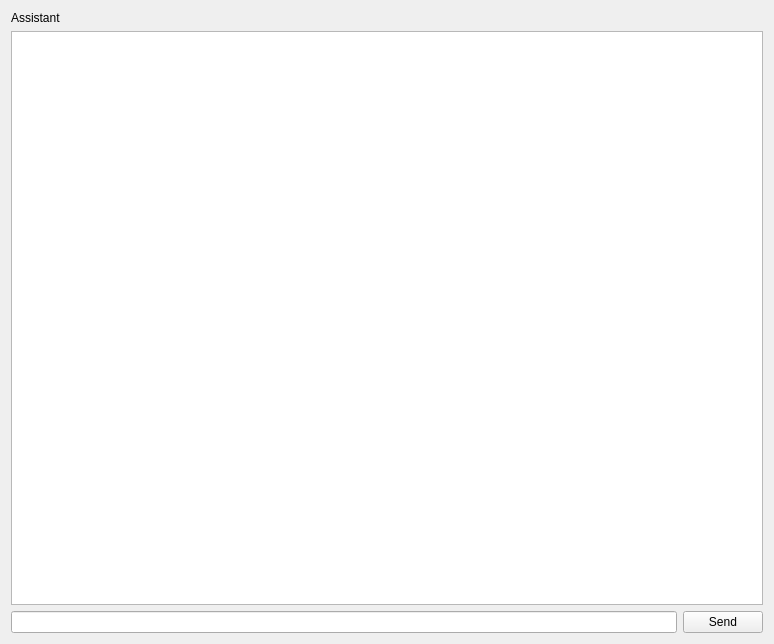
Old version of the form widgets/assistantpanel.ui in the repository wdg-projects/TeamProjectSummer2026.
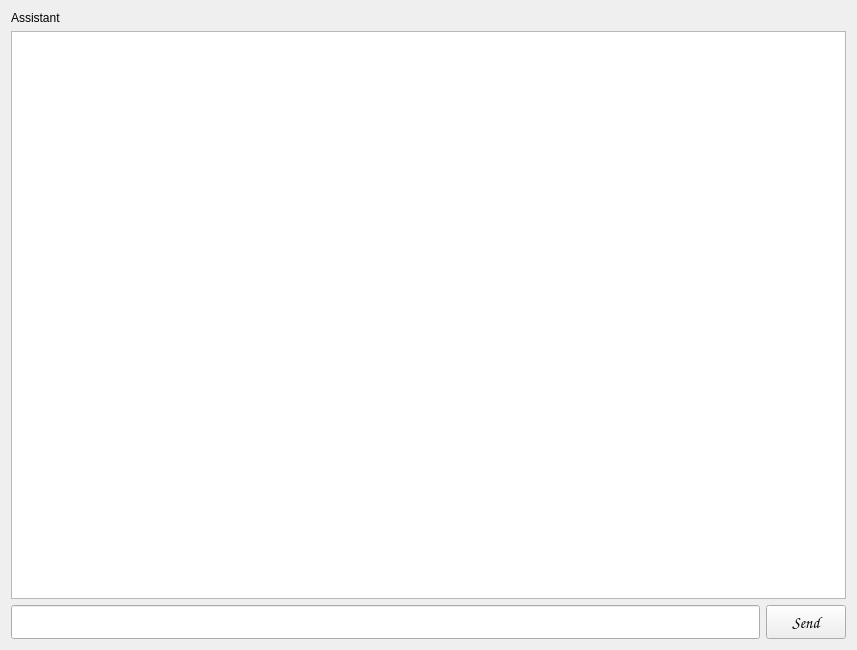
New version of the form.

Commit message: Modified the look of assistant UI

What changed in the file:
```diff
--- a/widgets/assistantpanel.ui
+++ b/widgets/assistantpanel.ui
@@ -6,8 +6,8 @@
    <rect>
     <x>0</x>
     <y>0</y>
-    <width>774</width>
-    <height>644</height>
+    <width>857</width>
+    <height>650</height>
    </rect>
   </property>
   <property name="sizePolicy">
@@ -61,6 +61,9 @@
        </property>
        <item>
         <widget class="QLineEdit" name="entry">
+         <property name="enabled">
+          <bool>true</bool>
+         </property>
          <property name="sizePolicy">
           <sizepolicy hsizetype="Expanding" vsizetype="Fixed">
            <horstretch>0</horstretch>
@@ -70,19 +73,43 @@
          <property name="minimumSize">
           <size>
            <width>0</width>
-           <height>0</height>
+           <height>34</height>
           </size>
          </property>
+         <property name="font">
+          <font>
+           <bold>true</bold>
+          </font>
+         </property>
         </widget>
        </item>
        <item>
         <widget class="QPushButton" name="send">
          <property name="sizePolicy">
-          <sizepolicy hsizetype="Fixed" vsizetype="Fixed">
+          <sizepolicy hsizetype="Fixed" vsizetype="Minimum">
            <horstretch>0</horstretch>
            <verstretch>0</verstretch>
           </sizepolicy>
          </property>
+         <property name="minimumSize">
+          <size>
+           <width>0</width>
+           <height>28</height>
+          </size>
+         </property>
+         <property name="baseSize">
+          <size>
+           <width>0</width>
+           <height>0</height>
+          </size>
+         </property>
+         <property name="font">
+          <font>
+           <family>Comic Sans MS</family>
+           <pointsize>12</pointsize>
+           <bold>true</bold>
+          </font>
+         </property>
          <property name="text">
           <string>Send</string>
          </property>
```
